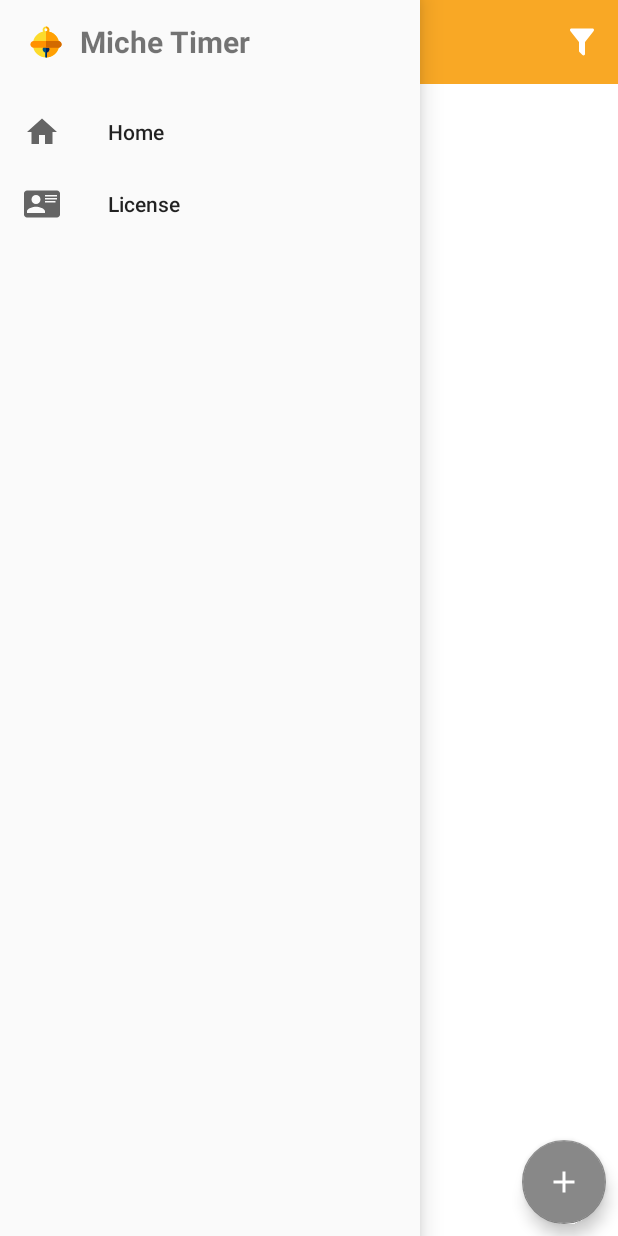
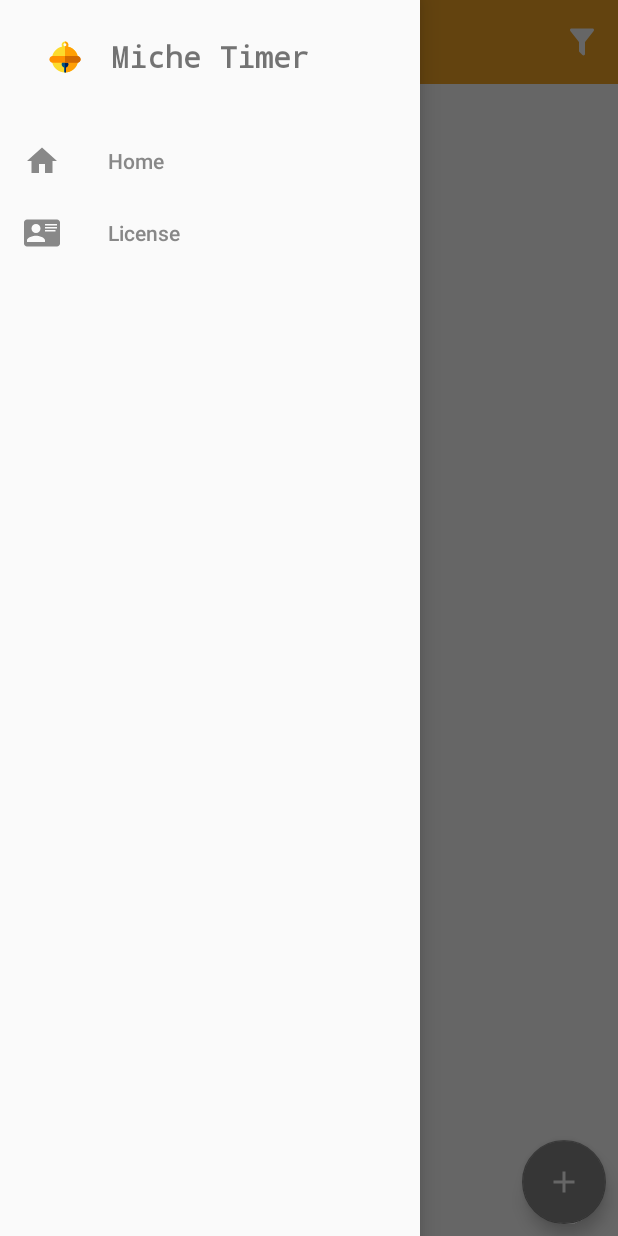
Before and after one commit to kaleidot725/MicheTimer, an Android app: the screen it shows after launch (MainActivity), with the side drawer open, on a phone screen of 412 x 824 dp. Run offline under Robolectric (Android 15) with nearby library versions, the phone set to English and light mode, and no system bars; our stand-ins replace Dagger/Hilt's generated code, RxJava, data binding; libraries missing offline, so code that uses them is left out: com.mikepenz.aboutlibraries; 2 statements that could not run were skipped.

Commit message:
release version v.1.0.7 (#23)
* Fix navigation view shadow (#22)

```diff
--- a/src/app/src/main/java/kaleidot725/michetimer/main/MainActivity.kt
+++ b/src/app/src/main/java/kaleidot725/michetimer/main/MainActivity.kt
@@ -12,6 +12,7 @@ import android.content.Intent
 import androidx.appcompat.app.ActionBarDrawerToggle
 import androidx.appcompat.view.menu.ActionMenuItemView
 import androidx.appcompat.widget.Toolbar
+import androidx.core.view.GravityCompat
 import androidx.drawerlayout.widget.DrawerLayout
 import androidx.fragment.app.FragmentTransaction
 import com.google.android.material.navigation.NavigationView
@@ -27,6 +28,7 @@ import javax.inject.Named
 import com.mikepenz.aboutlibraries.Libs
 import com.mikepenz.aboutlibraries.LibsBuilder
 import kaleidot725.michetimer.setting.SettingActivity
+import kotlin.math.absoluteValue
 
 
 class MainActivity : AppCompatActivity(), MainNavigator {
@@ -102,6 +104,7 @@ class MainActivity : AppCompatActivity(), MainNavigator {
         }
 
         val drawerLayout = findViewById<DrawerLayout>(R.id.drawer_layout)
+
         val toggle = ActionBarDrawerToggle(this, drawerLayout, toolbar, R.string.navigation_drawer_open, R.string.navigation_drawer_close)
         drawerLayout.addDrawerListener(toggle)
         toggle.syncState()
@@ -110,7 +113,6 @@ class MainActivity : AppCompatActivity(), MainNavigator {
         navigationView.setNavigationItemSelectedListener { menuItem ->
 
             when (menuItem.itemId) {
-//              R.id.navigation_setting -> onShowSetting()
                 R.id.navigation_license -> onShowLicense()
             }
 
--- a/src/app/src/main/res/layout/activity_main.xml
+++ b/src/app/src/main/res/layout/activity_main.xml
@@ -9,32 +9,32 @@
     tools:openDrawer="start"
     tools:context="kaleidot725.michetimer.main.MainActivity">
 
-    <com.google.android.material.appbar.AppBarLayout
+    <LinearLayout
         android:layout_width="match_parent"
         android:layout_height="match_parent"
-        android:theme="@style/AppTheme.AppBarOverlay">
+        android:orientation="vertical">
 
         <androidx.appcompat.widget.Toolbar
             android:id="@+id/toolbar"
             android:layout_width="match_parent"
             android:layout_height="?attr/actionBarSize"
             android:background="?attr/colorPrimary"
-            app:popupTheme="@style/AppTheme.AppBarOverlay">
+            android:theme="@style/AppTheme.Toolbar">
         </androidx.appcompat.widget.Toolbar>
 
         <FrameLayout
             android:id="@+id/container"
             android:layout_width="match_parent"
             android:layout_height="match_parent"
-            android:background="#FFFFFF"
-            android:theme="@style/AppTheme.AppBarOverlay"/>
-    </com.google.android.material.appbar.AppBarLayout>
+            android:background="#FFFFFF"/>
+    </LinearLayout>
 
     <com.google.android.material.navigation.NavigationView
         android:id="@+id/navigation_view"
         android:layout_width="wrap_content"
         android:layout_height="match_parent"
         android:layout_gravity="start"
+        android:theme="@style/AppTheme.NavigatoinView"
         app:headerLayout="@layout/navigation_drawer_header"
         app:menu="@menu/toolbar_drawer"/>
 
--- a/src/app/src/main/res/layout/listview_item_timer.xml
+++ b/src/app/src/main/res/layout/listview_item_timer.xml
@@ -45,12 +45,13 @@
                 android:layout_height="40dp"
                 android:text="@={timerViewModel.name}"
                 android:textSize="@dimen/large_text"
-                android:textStyle="bold"
                 android:clickable="true"
                 android:foreground="?android:attr/selectableItemBackground"
                 android:background="#00000000"
                 android:paddingStart="8dp"
                 android:paddingTop="8dp"
+                android:textStyle="bold"
+                android:fontFamily="monospace"
                 app:layout_constraintBottom_toBottomOf="@+id/option_button"
                 app:layout_constraintEnd_toStartOf="@+id/option_button"
                 app:layout_constraintStart_toStartOf="parent"
--- a/src/app/src/main/res/layout/navigation_drawer_header.xml
+++ b/src/app/src/main/res/layout/navigation_drawer_header.xml
@@ -1,29 +1,36 @@
 <?xml version="1.0" encoding="utf-8"?>
-<LinearLayout
-    xmlns:android="http://schemas.android.com/apk/res/android"
-    android:layout_width="match_parent"
-    android:layout_height="?attr/actionBarSize"
-    android:background="@null"
-    android:paddingBottom="8dp"
-    android:paddingLeft="8dp"
-    android:paddingRight="8dp"
-    android:paddingTop="8dp"
-    android:theme="@style/AppTheme"
+<androidx.constraintlayout.widget.ConstraintLayout xmlns:android="http://schemas.android.com/apk/res/android"
+    android:layout_width="wrap_content"
+    android:layout_height="@dimen/nav_header_height"
+    xmlns:app="http://schemas.android.com/apk/res-auto"
+    android:layout_gravity="center"
+    android:theme="@style/AppTheme.NavigatoinView"
     android:orientation="horizontal">
 
     <ImageView
         android:layout_width="45dp"
         android:layout_height="45dp"
         android:layout_gravity="center"
-        android:src="@drawable/ic_launcher_foreground" />
+        android:layout_marginEnd="8dp"
+        android:src="@drawable/ic_launcher_foreground"
+        app:layout_constraintBottom_toBottomOf="parent"
+        app:layout_constraintEnd_toStartOf="@+id/textView"
+        app:layout_constraintStart_toStartOf="parent"
+        app:layout_constraintTop_toTopOf="parent" />
 
     <TextView
+        android:id="@+id/textView"
         android:layout_width="wrap_content"
         android:layout_height="wrap_content"
         android:layout_gravity="center_vertical"
+        android:text="@string/app_name"
         android:textAlignment="center"
         android:textSize="@dimen/large_text"
-        android:text="Miche Timer"
-        android:textStyle="bold"/>
+        android:textStyle="bold"
+        android:fontFamily="monospace"
+        app:layout_constraintBottom_toBottomOf="parent"
+        app:layout_constraintEnd_toEndOf="parent"
+        app:layout_constraintStart_toStartOf="parent"
+        app:layout_constraintTop_toTopOf="parent" />
 
-</LinearLayout>
+</androidx.constraintlayout.widget.ConstraintLayout>
--- a/src/app/src/main/res/menu/menu_filter.xml
+++ b/src/app/src/main/res/menu/menu_filter.xml
@@ -2,14 +2,14 @@
 <menu xmlns:android="http://schemas.android.com/apk/res/android">
 <item
     android:id="@+id/NameAsc"
-        android:title="Name(Asc)"/>
+    android:title="Name:Asc"/>
 <item
     android:id="@+id/NameDesc"
-        android:title="Name(Desc)"/>
+    android:title="Name:Desc"/>
 <item
     android:id="@+id/SecondsAsc"
-        android:title="Seconds(Asc)"/>
+    android:title="Seconds:Asc"/>
 <item
     android:id="@+id/SecondsDesc"
-        android:title="Seconds(Desc)"/>
+    android:title="Seconds:Desc"/>
 </menu>
--- a/src/app/src/main/res/menu/toolbar_drawer.xml
+++ b/src/app/src/main/res/menu/toolbar_drawer.xml
@@ -9,21 +9,19 @@
             android:icon="@drawable/ic_home"
             android:title="Home"
             android:checked="false"/>
+    </group>
 
+    <group>
         <item
             android:id="@+id/navigation_license"
             android:title="License"
             android:icon="@drawable/ic_license"
             android:checkable="false"/>
+
+        <!--<item-->
+            <!--android:id="@+id/navigation_setting"-->
+            <!--android:title="Setting"-->
+            <!--android:icon="@drawable/ic_setting"-->
+            <!--android:checkable="false"/>-->
     </group>
-
-    <!--<item android:title="Other">-->
-        <!--<menu>-->
-            <!--<item-->
-                <!--android:id="@+id/navigation_setting"-->
-                <!--android:title="Setting"-->
-                <!--android:icon="@drawable/ic_setting"-->
-                <!--android:checkable="false"/>-->
-        <!--</menu>-->
-    <!--</item>-->
 </menu>
--- a/src/app/src/main/res/values/dimens.xml
+++ b/src/app/src/main/res/values/dimens.xml
@@ -8,6 +8,6 @@
     <dimen name="activity_horizontal_margin">16dp</dimen>
     <dimen name="activity_vertical_margin">16dp</dimen>
     <dimen name="nav_header_vertical_spacing">8dp</dimen>
-    <dimen name="nav_header_height">50dp</dimen>
+    <dimen name="nav_header_height">75dp</dimen>
     <dimen name="fab_margin">16dp</dimen>
 </resources>
--- a/src/app/src/main/res/values/styles.xml
+++ b/src/app/src/main/res/values/styles.xml
@@ -5,10 +5,18 @@
         <item name="colorAccent">@color/colorSecondary</item>
     </style>
 
-    <style name="AppTheme.NoActionBar">
+    <style name="AppTheme.NavigatoinView" parent="AppTheme">
+        <item name="android:textColorPrimary">@color/colorSecondary</item>
+        <item name="android:textColorSecondary">@color/colorSecondary</item>
+    </style>
+
+    <style name="AppTheme.NoActionBar" parent="AppTheme">
         <item name="windowActionBar">false</item>
         <item name="windowNoTitle">true</item>
     </style>
-    <style name="AppTheme.AppBarOverlay" parent="ThemeOverlay.AppCompat.Dark.ActionBar"></style>
-    <style name="AppTheme.PopupOverlay" parent="ThemeOverlay.AppCompat.Light"/>
+
+    <style name="AppTheme.Toolbar" parent="AppTheme">
+        <item name="android:textColorPrimary">@color/textColorSecondary</item>
+        <item name="android:textColorSecondary">@color/textColorSecondary</item>
+    </style>
 </resources>
```
Also changed, not shown: src/app/src/main/AndroidManifest.xml (+3 -4 lines), 1 other file. Lines whose indentation alone changed are shown as unchanged.
